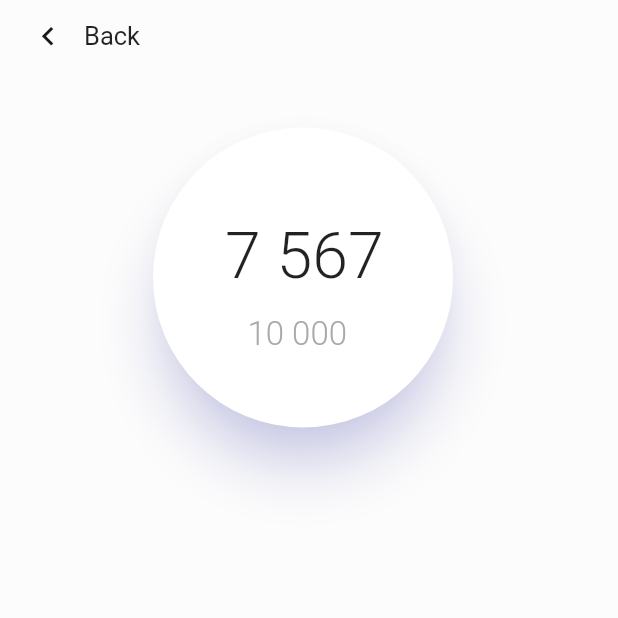
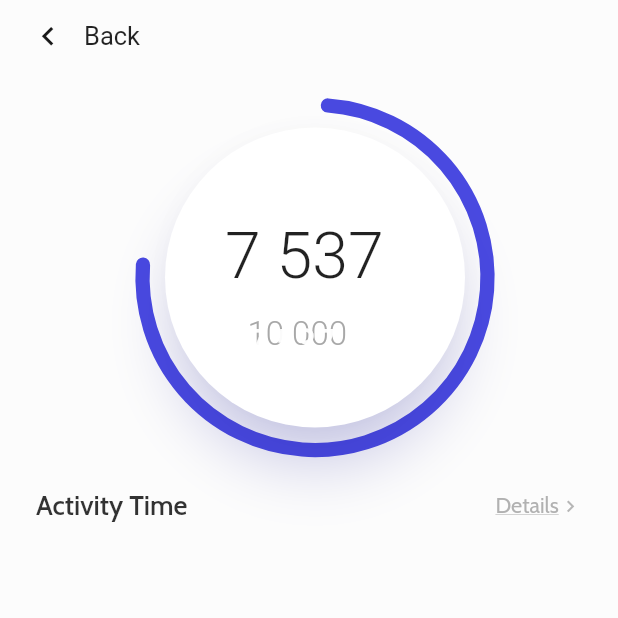
Before and after one commit to okok147/Flutter-UI-Reality, a Flutter app: the Activity screen opened directly, after a tap on "Steps", on a phone screen of 412 x 824 dp, the top half of it. Run offline on Flutter 3.47's test engine with Material 2 defaults, Android fonts, the phone set to English and light mode, and no system bars; our stand-ins replace bottom_navy_bar, dio, fl_chart, font_awesome_flutter; network calls fail; Roboto replaces fonts that are missing (Arimo); project files that could hold a hidden picture were left out.

Commit message:
day8 step detail page
-custom paint
-container with row

```diff
--- a/mobile_application_activity_04/lib/Pages/activity.dart
+++ b/mobile_application_activity_04/lib/Pages/activity.dart
@@ -1,6 +1,7 @@
 import 'package:flutter/material.dart';
 import 'package:mobile_application_activity_03/utils.dart';
 import 'package:mobile_application_activity_03/activityCardStack.dart';
+import 'dart:math' as math;
 
 class Activity extends StatefulWidget {
   Activity({Key key}) : super(key: key);
@@ -188,7 +189,7 @@ class _ActivityState extends State<Activity> {
           Scaffold(
             backgroundColor: Colors.grey.withOpacity(0.03),
             body: Padding(
-              padding: const EdgeInsets.fromLTRB(8, 0, 16, 16),
+              padding: const EdgeInsets.fromLTRB(8, 0, 0, 16),
               child: ListView(
                 children: <Widget>[
                   Row(
@@ -217,28 +218,30 @@ class _ActivityState extends State<Activity> {
                     ],
                   ),
                   Padding(
-                    padding: const EdgeInsets.fromLTRB(32, 12, 32, 32),
+                    padding: const EdgeInsets.fromLTRB(32, 12, 32, 16),
                     child: Stack(
                       children: <Widget>[
+                        Positioned(
+                          top: 0,
+                          left: 50,
+                          child: CustomPaint(
+                            painter: StepDetailsPainter(),
+                            size: Size(200, 200),
+                          ),
+                        ),
                         Container(
                           color: Colors.redAccent.withOpacity(0.0),
                           height: 250,
                           child: Center(
                             child: Container(
-
-
                               height: 200,
                               child: Material(
                                 color: Colors.white,
                                 elevation: 15,
                                 shadowColor:
                                     Color(0xff3535DD).withOpacity(0.35),
-                                child: Container(
-
-                                ),
-                                shape: CircleBorder(
-
-                                ),
+                                child: Container(),
+                                shape: CircleBorder(),
                               ),
                             ),
                           ),
@@ -247,7 +250,7 @@ class _ActivityState extends State<Activity> {
                           top: 85,
                           left: 110,
                           child: Text(
-                            '7 567',
+                            '7 537',
                             style: TextStyle(
                                 fontSize: 43,
                                 fontFamily: 'Arimo',
@@ -267,7 +270,59 @@ class _ActivityState extends State<Activity> {
                             ),
                           ),
                         ),
+                        Positioned(
+                          top: 152,
+                          left: 125,
+                          child: Text('7 537', style: stepTextStyle),
+                        ),
                       ],
+                    ),
+                  ),
+                  Container(
+                    height: 30,
+                    color: Colors.blueAccent.withOpacity(0.0),
+                    child: Padding(
+                      padding: const EdgeInsets.fromLTRB(16, 0, 24, 8),
+                      child: Row(
+                        crossAxisAlignment: CrossAxisAlignment.start,
+                        mainAxisAlignment: MainAxisAlignment.spaceBetween,
+                        children: <Widget>[
+                          Text(
+                            'Activity Time',
+                            style: TextStyle(
+                              fontSize: 18,
+                              color: Colors.black.withOpacity(0.8),
+                              fontWeight: FontWeight.w600,
+                            ),
+                          ),
+                          Padding(
+                            padding: const EdgeInsets.fromLTRB(0, 0, 0, 0),
+                            child: Container(
+                              alignment: Alignment.bottomRight,
+                              height: 20,
+                              child: Row(
+                                children: <Widget>[
+                                  Text(
+                                    'Details',
+                                    style: TextStyle(
+                                        fontSize: 14.5,
+                                        decoration: TextDecoration.underline,
+                                        color: Colors.grey.withOpacity(0.8)),
+                                  ),
+                                  InkWell(
+                                    onTap: () {},
+                                    child: Icon(
+                                      Icons.chevron_right,
+                                      color: Colors.grey.withOpacity(0.75),
+                                      size: 15.5,
+                                    ),
+                                  ),
+                                ],
+                              ),
+                            ),
+                          ),
+                        ],
+                      ),
                     ),
                   ),
                 ],
--- a/mobile_application_activity_04/lib/activityCardStack.dart
+++ b/mobile_application_activity_04/lib/activityCardStack.dart
@@ -62,7 +62,7 @@ class StepsPainter extends CustomPainter {
       ..color = switchColor[0]
       ..strokeCap = StrokeCap.round
       ..style = PaintingStyle.stroke
-      ..strokeWidth = 4.5;
+      ..strokeWidth = 3.5;
     canvas.drawArc(rect, startAngle, sweepAngle, useCenter, paint);
   }
 
@@ -71,6 +71,28 @@ class StepsPainter extends CustomPainter {
 
   @override
   bool shouldRebuildSemantics(StepsPainter oldDelegate) => false;
+}
+
+class StepDetailsPainter extends CustomPainter {
+  @override
+  void paint(Canvas canvas, Size size) {
+    final rect = Rect.fromLTRB(5, 10, 235, 240);
+    final startAngle = -math.pi / 2.1;
+    final sweepAngle = math.pi * 1.5;
+    final useCenter = false;
+    final paint = Paint()
+      ..color = switchColor[1].withOpacity(0.9)
+      ..strokeCap = StrokeCap.round
+      ..style = PaintingStyle.stroke
+      ..strokeWidth = 9.5;
+    canvas.drawArc(rect, startAngle, sweepAngle, useCenter, paint);
+  }
+
+  @override
+  bool shouldRepaint(StepDetailsPainter oldDelegate) => true;
+
+  @override
+  bool shouldRebuildSemantics(StepDetailsPainter oldDelegate) => false;
 }
 
 var activityStack = Stack(
```
Also changed, not shown: mobile_application_activity_04/process/day8.gif (added).
